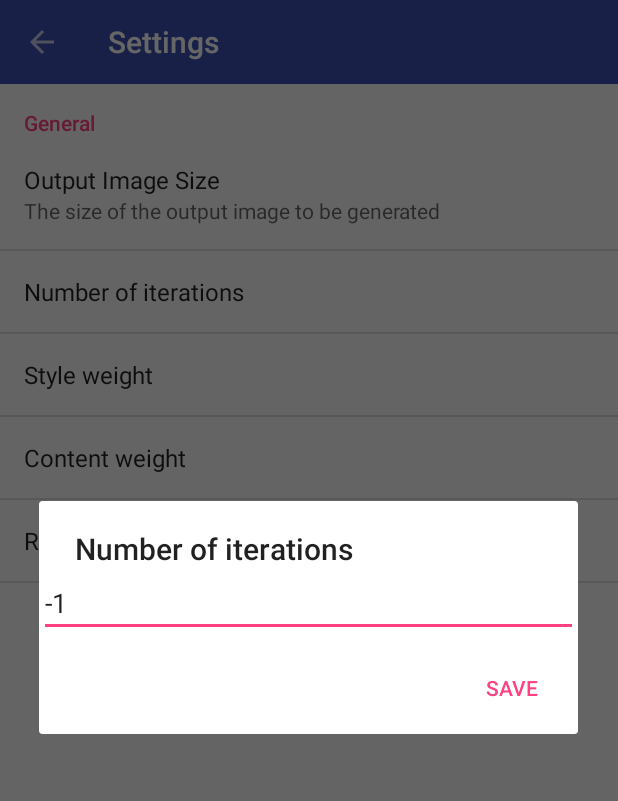
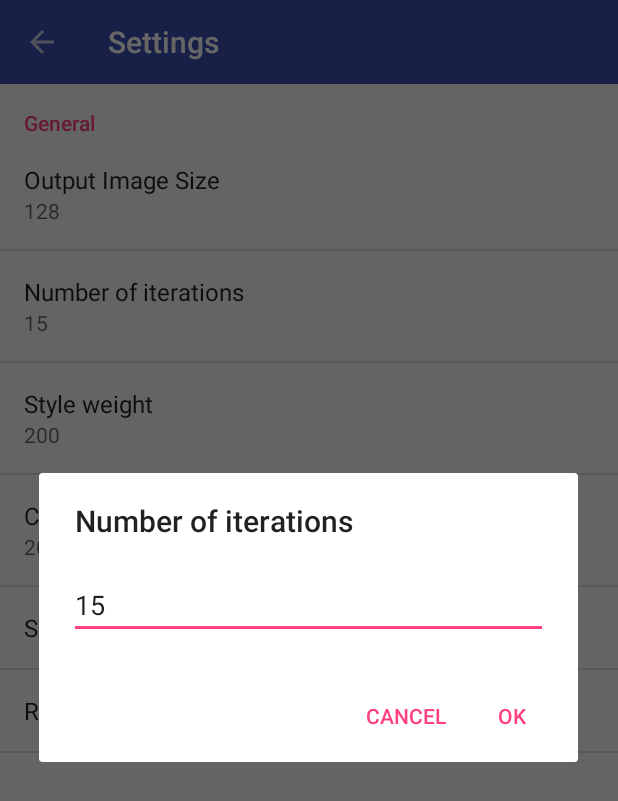
Before and after one commit to naman14/Arcade, an Android app: the SettingsActivity screen opened directly, with no data from a screen before it, after a tap on "Number of iterations", on a phone screen of 412 x 824 dp. Shown: the top 801 px of the screen. Run offline under Robolectric (Android 15) with nearby library versions, the phone set to English and light mode, and no system bars.

Commit message:
preferences fixes

```diff
--- a/app/src/main/java/com/naman14/arcade/SettingsActivity.java
+++ b/app/src/main/java/com/naman14/arcade/SettingsActivity.java
@@ -1,19 +1,18 @@
 package com.naman14.arcade;
 
-import android.content.Context;
-import android.content.DialogInterface;
 import android.content.SharedPreferences;
 import android.os.Bundle;
+import android.preference.EditTextPreference;
+import android.preference.ListPreference;
 import android.preference.Preference;
 import android.preference.PreferenceFragment;
 import android.preference.PreferenceManager;
+import android.preference.SwitchPreference;
 import android.support.annotation.Nullable;
-import android.support.v7.app.AlertDialog;
 import android.support.v7.app.AppCompatActivity;
 import android.support.v7.widget.Toolbar;
-import android.text.InputType;
+import android.util.Log;
 import android.view.MenuItem;
-import android.widget.EditText;
 
 /**
  * Created by naman on 13/05/16.
@@ -48,34 +47,25 @@ public class SettingsActivity extends AppCompatActivity {
             addPreferencesFromResource(R.xml.preferences);
 
             preferences = PreferenceManager.getDefaultSharedPreferences(getActivity());
-            findPreference("preference_iterations").setOnPreferenceClickListener(new Preference.OnPreferenceClickListener() {
-                @Override
-                public boolean onPreferenceClick(Preference preference) {
-                    showEditDialog(getActivity(), preferences, "Number of iterations", "Iterations", "preference_iterations");
-                    return true;
-                }
-            });
-            findPreference("preference_style_weight").setOnPreferenceClickListener(new Preference.OnPreferenceClickListener() {
-                @Override
-                public boolean onPreferenceClick(Preference preference) {
-                    showEditDialog(getActivity(), preferences, "Style weight", "Style weight", "preference_style_weight");
-                    return true;
-                }
-            });
-            findPreference("preference_content_weight").setOnPreferenceClickListener(new Preference.OnPreferenceClickListener() {
-                @Override
-                public boolean onPreferenceClick(Preference preference) {
-                    showEditDialog(getActivity(), preferences, "Content weight", "Content weight", "preference_content_weight");
-                    return true;
-                }
-            });
+            preferences.registerOnSharedPreferenceChangeListener(this);
+            findPreference("preference_iterations").setSummary(preferences.getString("preference_iterations", "15"));
+            findPreference("preference_style_weight").setSummary(preferences.getString("preference_style_weight", "200"));
+            findPreference("preference_content_weight").setSummary(preferences.getString("preference_content_weight", "20"));
+
             findPreference("preference_defaults").setOnPreferenceClickListener(new Preference.OnPreferenceClickListener() {
                 @Override
                 public boolean onPreferenceClick(Preference preference) {
-                    preferences.edit().putInt("preference_iterations", 15).apply();
-                    preferences.edit().putInt("preference_style_weight", 200).apply();
-                    preferences.edit().putInt("preference_content_weight", 20).apply();
-                    preferences.edit().putInt("preference_image_size", 128).apply();
+                    preferences.edit().putString("preference_iterations", "15").apply();
+                    preferences.edit().putString("preference_style_weight", "200").apply();
+                    preferences.edit().putString("preference_content_weight", "20").apply();
+                    preferences.edit().putString("preference_image_size", "128").apply();
+                    preferences.edit().putBoolean("preference_logs", false).apply();
+                    findPreference("preference_iterations").setSummary(preferences.getString("preference_iterations", "15"));
+                    findPreference("preference_style_weight").setSummary(preferences.getString("preference_style_weight", "200"));
+                    findPreference("preference_content_weight").setSummary(preferences.getString("preference_content_weight", "20"));
+                    findPreference("preference_image_size").setSummary(preferences.getString("preference_image_size", "128"));
+                    ((SwitchPreference) findPreference("preference_logs")).setChecked(preferences.getBoolean("preference_logs", false));
+
                     return true;
                 }
             });
@@ -83,24 +73,16 @@ public class SettingsActivity extends AppCompatActivity {
 
         @Override
         public void onSharedPreferenceChanged(SharedPreferences sharedPreferences, String key) {
-            findPreference(key).setSummary(String.valueOf(preferences.getInt(key, -1)));
+            Log.d("lol", "b;bfw;");
+            Preference p = findPreference(key);
+            if (p instanceof EditTextPreference) {
+                EditTextPreference editTextPref = (EditTextPreference) p;
+                Log.d("lodsbc", editTextPref.getText());
+                p.setSummary(editTextPref.getText());
+            } else if (p instanceof ListPreference) {
+                ListPreference listPref = (ListPreference) p;
+                p.setSummary(listPref.getSummary());
+            }
         }
     }
-
-    private static void showEditDialog(Context context, final SharedPreferences preferences, String title, String hint, final String key) {
-        AlertDialog.Builder alertDialog = new AlertDialog.Builder(context);
-        alertDialog.setTitle(title);
-        final EditText input = new EditText(context);
-        input.setInputType(InputType.TYPE_NUMBER_FLAG_SIGNED);
-        input.setHint(hint);
-        input.setText(String.valueOf(preferences.getInt(key, -1)));
-        alertDialog.setView(input);
-        alertDialog.setPositiveButton("Save",
-                new DialogInterface.OnClickListener() {
-                    public void onClick(DialogInterface dialog, int which) {
-                        preferences.edit().putInt(key, Integer.parseInt(input.getText().toString())).apply();
-                    }
-                });
-        alertDialog.show();
-    }
 }
--- a/app/src/main/res/xml/preferences.xml
+++ b/app/src/main/res/xml/preferences.xml
@@ -8,23 +8,31 @@
             android:entries="@array/pref_image_size_entries"
             android:entryValues="@array/pref_image_size_values"
             android:key="preference_image_size"
-            android:summary="The size of the output image to be generated"
+            android:summary="%s"
             android:title="Output Image Size" />
 
-        <Preference
+        <EditTextPreference
             android:defaultValue="15"
+            android:inputType="numberSigned"
             android:key="preference_iterations"
             android:title="Number of iterations" />
 
-        <Preference
+        <EditTextPreference
             android:defaultValue="200"
+            android:inputType="numberSigned"
             android:key="preference_style_weight"
             android:title="Style weight" />
 
-        <Preference
+        <EditTextPreference
             android:defaultValue="20"
+            android:inputType="numberSigned"
             android:key="preference_content_weight"
             android:title="Content weight" />
+
+        <SwitchPreference
+            android:defaultValue="false"
+            android:key="preference_logs"
+            android:title="Show full logs" />
 
         <Preference
             android:key="preference_defaults"
```
Also changed, not shown: app/src/main/java/com/naman14/arcade/MainActivity.java (+6 -4 lines).
